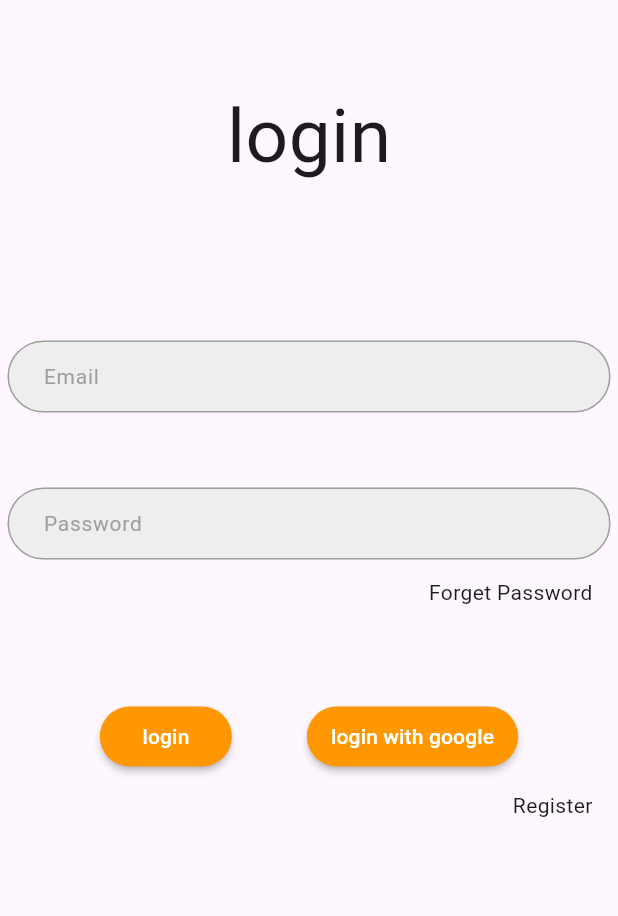
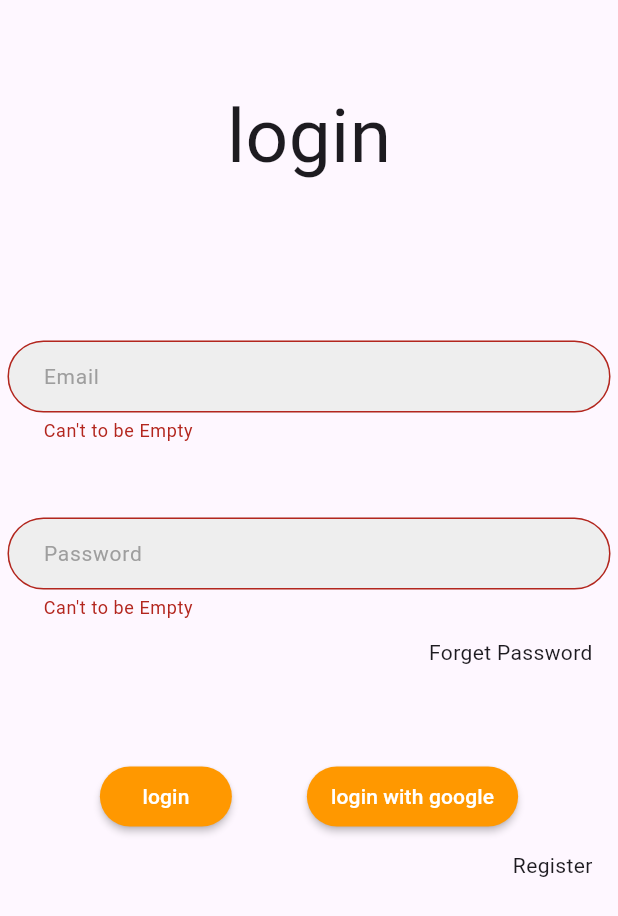
Before and after one commit to Abdumustafa/firebaselll, a Flutter app: the screen it shows after launch, after a tap on "login", on a phone screen of 412 x 824 dp. Shown: the top 916 px of the screen. Run offline on Flutter 3.47's test engine with Material 3 defaults, Android fonts, the phone set to English and light mode, and no system bars; our stand-ins replace awesome_dialog, firebase_auth, firebase_core; accounts and stored records are empty.

Commit message:
solve problem login when the textform isEmpty , Show text to user " the textform isEmpty "

```diff
--- a/lib/components/custombuttonauth.dart
+++ b/lib/components/custombuttonauth.dart
@@ -8,6 +8,7 @@ class CustomButtonAuth extends StatelessWidget {
   @override
   Widget build(BuildContext context) {
     return MaterialButton(
+
       height: 40,
       shape: RoundedRectangleBorder(borderRadius: BorderRadius.circular(20)),
       color: Colors.orange,
--- a/lib/components/textformfield.dart
+++ b/lib/components/textformfield.dart
@@ -3,12 +3,14 @@ import 'package:flutter/material.dart';
 class CustomTextForm extends StatelessWidget {
   final String hinttext ;
   final TextEditingController mycontroller ;
+  final String? Function(String?)? validator;
 
-  const CustomTextForm({super.key, required this.hinttext, required this.mycontroller});
+  const CustomTextForm({super.key, required this.hinttext, required this.mycontroller,required this.validator});
 
   @override
   Widget build(BuildContext context) {
     return TextFormField(
+      validator: validator,
       controller: mycontroller ,
       decoration: InputDecoration(
           hintText: hinttext,
--- a/lib/pages/login.dart
+++ b/lib/pages/login.dart
@@ -1,3 +1,5 @@
+import 'dart:async';
+
 import 'package:awesome_dialog/awesome_dialog.dart';
 import 'package:firebase_auth/firebase_auth.dart';
 import 'package:firebasel/components/custombuttonauth.dart';
@@ -14,6 +16,7 @@ class Login extends StatefulWidget {
 class _LoginState extends State<Login> {
   TextEditingController email = TextEditingController();
   TextEditingController password = TextEditingController();
+  GlobalKey<FormState> formState = GlobalKey<FormState>();
 
   @override
   Widget build(BuildContext context) {
@@ -21,7 +24,9 @@ class _LoginState extends State<Login> {
       body: Container(
         padding: const EdgeInsets.all(5),
         child: ListView(children: [
-          Column(
+          Form(
+            key: formState,
+            child: Column(
               crossAxisAlignment: CrossAxisAlignment.start,
               children: [
                 const SizedBox(
@@ -37,11 +42,26 @@ class _LoginState extends State<Login> {
                 const SizedBox(
                   height: 100,
                 ),
-              CustomTextForm(hinttext: "Email", mycontroller: email),
+                CustomTextForm(
+                  hinttext: "Email",
+                  mycontroller: email,
+                  validator: (val) {
+                    if (val == "") {
+                      return "Can't to be Empty";
+                    }
+                  },
+                ),
                 const SizedBox(
                   height: 50,
                 ),
-              CustomTextForm(hinttext: "Password", mycontroller: password),
+                CustomTextForm(
+                    hinttext: "Password",
+                    mycontroller: password,
+                    validator: (val) {
+                      if (val == "") {
+                        return "Can't to be Empty";
+                      }
+                    },),
                 InkWell(
                   onTap: () {
                     Navigator.of(context).pushNamed("signup");
@@ -58,12 +78,14 @@ class _LoginState extends State<Login> {
                 ),
               ],
             ),
+          ),
           Row(
             mainAxisAlignment: MainAxisAlignment.center,
             children: [
               CustomButtonAuth(
                 title: "login",
                 onPressed: () async {
+                  if (formState.currentState!.validate()) {
                     try {
                       final credential = await FirebaseAuth.instance
                           .signInWithEmailAndPassword(
@@ -78,8 +100,7 @@ class _LoginState extends State<Login> {
                           animType: AnimType.rightSlide,
                           title: 'Error',
                           desc: 'No user found for that email.',
-
-            )..show();
+                        ).show();
                       } else if (e.code == 'wrong-password') {
                         print('Wrong password provided for that user.');
                         AwesomeDialog(
@@ -88,9 +109,11 @@ class _LoginState extends State<Login> {
                           animType: AnimType.rightSlide,
                           title: 'Error',
                           desc: 'Wrong password provided for that user.',
-
-            )..show();
+                        ).show();
                       }
+                    }
+                  } else {
+                    print("not valid");
                   }
                 },
               ),
```
Also changed, not shown: lib/pages/signup.dart (+37 -6 lines). Lines whose indentation alone changed are shown as unchanged.
